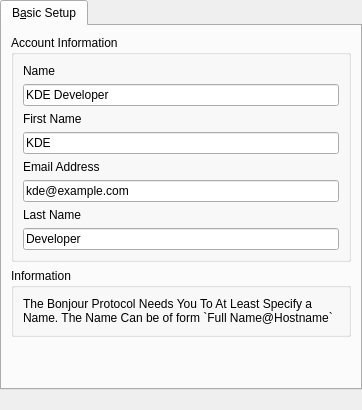
Old version of the form protocols/bonjour/bonjouraccountpreferences.ui in the repository KDE/kopete.
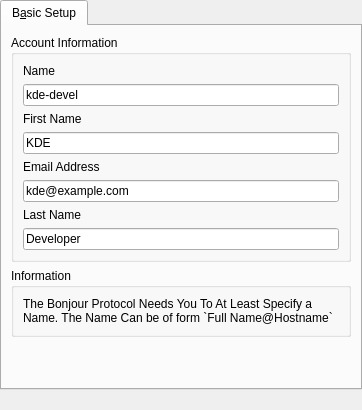
New version of the form.

Commit message: MINOR: Changed default username (to discourage spaces)

Patch:
```diff
--- a/protocols/bonjour/bonjouraccountpreferences.ui
+++ b/protocols/bonjour/bonjouraccountpreferences.ui
@@ -81,7 +81,7 @@
           <item>
            <widget class="QLineEdit" name="kcfg_username" >
             <property name="text" >
-             <string>KDE Developer</string>
+             <string>kde-devel</string>
             </property>
            </widget>
           </item>
```
